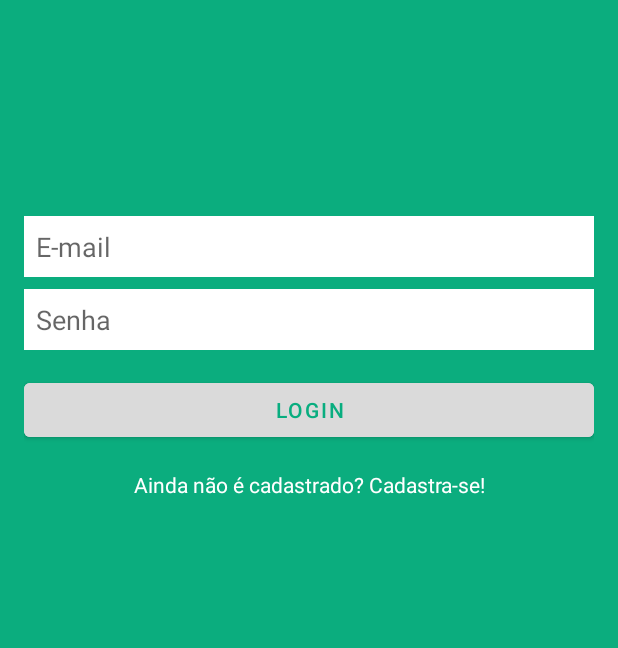
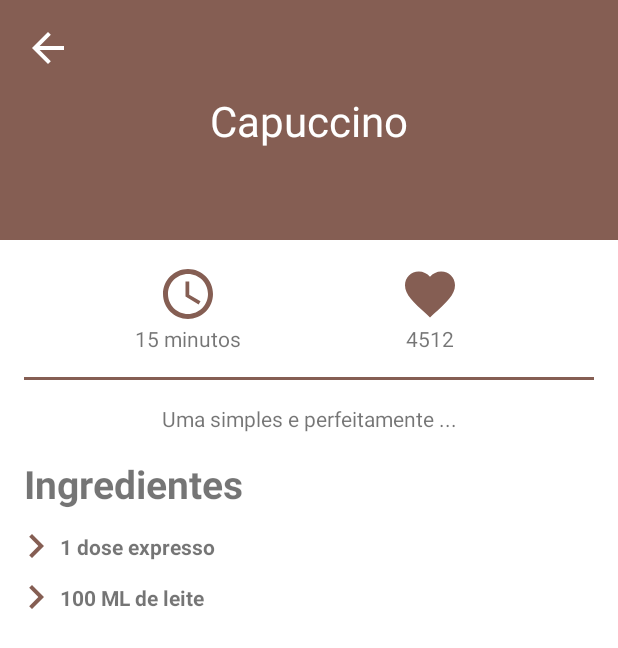
Before and after one commit to walisson-martins/gastos-viagem-kotlin, an Android app: the layout activity_main.xml on its own in the app's theme, with its tools: preview values and no code run, on a phone screen of 412 x 824 dp. Shown: the top 648 px of the screen. Run offline under Robolectric (Android 15) with nearby library versions, the phone set to English and light mode, and no system bars.

Commit message:
feat: tela de capuccino

```diff
--- /dev/null
+++ b/app/src/main/res/drawable/ic_arrow_back.xml
@@ -0,0 +1,5 @@
+<vector android:height="24dp" android:tint="#000000"
+    android:viewportHeight="24" android:viewportWidth="24"
+    android:width="24dp" xmlns:android="http://schemas.android.com/apk/res/android">
+    <path android:fillColor="@android:color/white" android:pathData="M20,11H7.83l5.59,-5.59L12,4l-8,8 8,8 1.41,-1.41L7.83,13H20v-2z"/>
+</vector>
--- /dev/null
+++ b/app/src/main/res/drawable/ic_chevron_right.xml
@@ -0,0 +1,5 @@
+<vector android:height="24dp" android:tint="#000000"
+    android:viewportHeight="24" android:viewportWidth="24"
+    android:width="24dp" xmlns:android="http://schemas.android.com/apk/res/android">
+    <path android:fillColor="@android:color/white" android:pathData="M10,6L8.59,7.41 13.17,12l-4.58,4.59L10,18l6,-6z"/>
+</vector>
--- /dev/null
+++ b/app/src/main/res/drawable/ic_clock.xml
@@ -0,0 +1,6 @@
+<vector android:height="24dp" android:tint="#000000"
+    android:viewportHeight="24" android:viewportWidth="24"
+    android:width="24dp" xmlns:android="http://schemas.android.com/apk/res/android">
+    <path android:fillColor="@android:color/white" android:pathData="M11.99,2C6.47,2 2,6.48 2,12s4.47,10 9.99,10C17.52,22 22,17.52 22,12S17.52,2 11.99,2zM12,20c-4.42,0 -8,-3.58 -8,-8s3.58,-8 8,-8 8,3.58 8,8 -3.58,8 -8,8z"/>
+    <path android:fillColor="@android:color/white" android:pathData="M12.5,7H11v6l5.25,3.15 0.75,-1.23 -4.5,-2.67z"/>
+</vector>
--- /dev/null
+++ b/app/src/main/res/drawable/ic_favorite.xml
@@ -0,0 +1,5 @@
+<vector android:height="24dp" android:tint="#000000"
+    android:viewportHeight="24" android:viewportWidth="24"
+    android:width="24dp" xmlns:android="http://schemas.android.com/apk/res/android">
+    <path android:fillColor="@android:color/white" android:pathData="M12,21.35l-1.45,-1.32C5.4,15.36 2,12.28 2,8.5 2,5.42 4.42,3 7.5,3c1.74,0 3.41,0.81 4.5,2.09C13.09,3.81 14.76,3 16.5,3 19.58,3 22,5.42 22,8.5c0,3.78 -3.4,6.86 -8.55,11.54L12,21.35z"/>
+</vector>
--- a/app/src/main/res/layout/activity_main.xml
+++ b/app/src/main/res/layout/activity_main.xml
@@ -4,57 +4,157 @@
     xmlns:tools="http://schemas.android.com/tools"
     android:layout_width="match_parent"
     android:layout_height="match_parent"
-    android:background="#0BAD7E"
-    android:padding="16dp"
     tools:context=".MainActivity">
 
-    <EditText
-        android:id="@+id/edit_email"
+    <View
+        android:id="@+id/view_view"
         android:layout_width="0dp"
-        android:layout_height="wrap_content"
-        android:layout_marginTop="128dp"
-        android:background="#fff"
-        android:hint="E-mail"
-        android:padding="8dp"
+        android:layout_height="160dp"
+        android:background="#855E53"
         app:layout_constraintEnd_toEndOf="parent"
         app:layout_constraintStart_toStartOf="parent"
         app:layout_constraintTop_toTopOf="parent" />
 
-    <EditText
-        android:id="@+id/edit_password"
+    <TextView
+        android:id="@+id/text_receipt"
         android:layout_width="0dp"
         android:layout_height="wrap_content"
-        android:layout_marginTop="8dp"
-        android:background="#fff"
-        android:hint="Senha"
-        android:padding="8dp"
+        android:gravity="center"
+        android:text="Capuccino"
+        android:textColor="#fff"
+        android:textSize="28sp"
+        app:layout_constraintBottom_toBottomOf="@+id/view_view"
         app:layout_constraintEnd_toEndOf="parent"
         app:layout_constraintStart_toStartOf="parent"
-        app:layout_constraintTop_toBottomOf="@+id/edit_email" />
+        app:layout_constraintTop_toTopOf="parent" />
 
-    <Button
-        android:id="@+id/button_login"
+    <ImageView
+        android:layout_width="32dp"
+        android:layout_height="32dp"
+        android:layout_margin="16dp"
+        android:src="@drawable/ic_arrow_back"
+        app:layout_constraintStart_toStartOf="parent"
+        app:layout_constraintTop_toTopOf="parent"
+        app:tint="#fff" />
+
+    <ImageView
+        android:id="@+id/image_clock"
+        android:layout_width="40dp"
+        android:layout_height="40dp"
+        android:layout_margin="16dp"
+        android:src="@drawable/ic_clock"
+        app:layout_constraintEnd_toStartOf="@+id/image_favorite"
+        app:layout_constraintHorizontal_chainStyle="spread"
+        app:layout_constraintStart_toStartOf="parent"
+        app:layout_constraintTop_toBottomOf="@id/view_view"
+        app:tint="#855E53" />
+
+    <TextView
+        android:id="@+id/text_clock"
+        android:layout_width="wrap_content"
+        android:layout_height="wrap_content"
+        android:text="15 minutos"
+        app:layout_constraintEnd_toEndOf="@id/image_clock"
+        app:layout_constraintStart_toStartOf="@id/image_clock"
+        app:layout_constraintTop_toBottomOf="@+id/image_clock" />
+
+    <ImageView
+        android:id="@+id/image_favorite"
+        android:layout_width="40dp"
+        android:layout_height="40dp"
+        android:layout_margin="16dp"
+        android:src="@drawable/ic_favorite"
+        app:layout_constraintEnd_toEndOf="parent"
+        app:layout_constraintStart_toEndOf="@id/image_clock"
+        app:layout_constraintTop_toBottomOf="@id/view_view"
+        app:tint="#855E53" />
+
+    <TextView
+        android:id="@+id/text_favorite"
+        android:layout_width="wrap_content"
+        android:layout_height="wrap_content"
+        android:text="4512"
+        app:layout_constraintEnd_toEndOf="@id/image_favorite"
+        app:layout_constraintStart_toStartOf="@id/image_favorite"
+        app:layout_constraintTop_toBottomOf="@+id/image_favorite" />
+
+    <View
+        android:id="@+id/view_separator"
+        android:layout_width="0dp"
+        android:layout_height="2dp"
+        android:layout_margin="16dp"
+        android:background="#855E53"
+        app:layout_constraintEnd_toEndOf="parent"
+        app:layout_constraintStart_toStartOf="parent"
+        app:layout_constraintTop_toBottomOf="@+id/text_clock" />
+
+    <TextView
+        android:id="@+id/text_description"
         android:layout_width="0dp"
         android:layout_height="wrap_content"
-        android:layout_marginTop="16dp"
-        android:backgroundTint="#DADADA"
-        android:text="Login"
-        android:textColor="#08AD7F"
+        android:layout_margin="16dp"
+        android:gravity="center"
+        android:text="Uma simples e perfeitamente ..."
         app:layout_constraintEnd_toEndOf="parent"
         app:layout_constraintStart_toStartOf="parent"
-        app:layout_constraintTop_toBottomOf="@id/edit_password" />
+        app:layout_constraintTop_toBottomOf="@+id/view_separator" />
 
 
     <TextView
-        android:id="@+id/text_register"
+        android:id="@+id/text_ingredient"
         android:layout_width="0dp"
         android:layout_height="wrap_content"
-        android:layout_marginTop="16dp"
-        android:gravity="center"
-        android:text="Ainda não é cadastrado? Cadastra-se!"
-        android:textColor="#FFF"
+        android:layout_margin="16dp"
+        android:layout_marginStart="16dp"
+        android:layout_marginTop="32dp"
+        android:text="Ingredientes"
+        android:textSize="26sp"
+        android:textStyle="bold"
         app:layout_constraintEnd_toEndOf="parent"
         app:layout_constraintStart_toStartOf="parent"
-        app:layout_constraintTop_toBottomOf="@+id/button_login" />
+        app:layout_constraintTop_toBottomOf="@+id/text_description" />
+
+    <ImageView
+        android:id="@+id/image_chevron"
+        android:layout_width="32dp"
+        android:layout_height="32dp"
+        android:layout_margin="8dp"
+        android:src="@drawable/ic_chevron_right"
+        app:layout_constraintStart_toStartOf="parent"
+        app:layout_constraintTop_toBottomOf="@id/text_ingredient"
+        app:tint="#855E53" />
+
+
+    <TextView
+        android:id="@+id/text_ingredient_1"
+        android:layout_width="0dp"
+        android:layout_height="wrap_content"
+        android:text="1 dose expresso"
+        android:textStyle="bold"
+        app:layout_constraintBottom_toBottomOf="@+id/image_chevron"
+        app:layout_constraintStart_toEndOf="@+id/image_chevron"
+        app:layout_constraintTop_toTopOf="@+id/image_chevron" />
+
+
+    <ImageView
+        android:id="@+id/image_chevron_2"
+        android:layout_width="32dp"
+        android:layout_height="32dp"
+        android:layout_margin="8dp"
+        android:src="@drawable/ic_chevron_right"
+        app:layout_constraintStart_toStartOf="parent"
+        app:layout_constraintTop_toBottomOf="@id/text_ingredient_1"
+        app:tint="#855E53" />
+
+
+    <TextView
+        android:id="@+id/text_ingredient_2"
+        android:layout_width="0dp"
+        android:layout_height="wrap_content"
+        android:text="100 ML de leite"
+        android:textStyle="bold"
+        app:layout_constraintBottom_toBottomOf="@+id/image_chevron_2"
+        app:layout_constraintStart_toEndOf="@+id/image_chevron_2"
+        app:layout_constraintTop_toTopOf="@+id/image_chevron_2" />
 
 </androidx.constraintlayout.widget.ConstraintLayout>
--- a/app/src/main/res/values/strings.xml
+++ b/app/src/main/res/values/strings.xml
@@ -1,5 +1,5 @@
 <resources>
-    <string name="app_name">GastoViagem</string>
+    <string name="app_name">Coffee</string>
     <string name="distance">Distância</string>
     <string name="total_km">Total de quilômetros</string>
     <string name="price">Preço</string>
```
